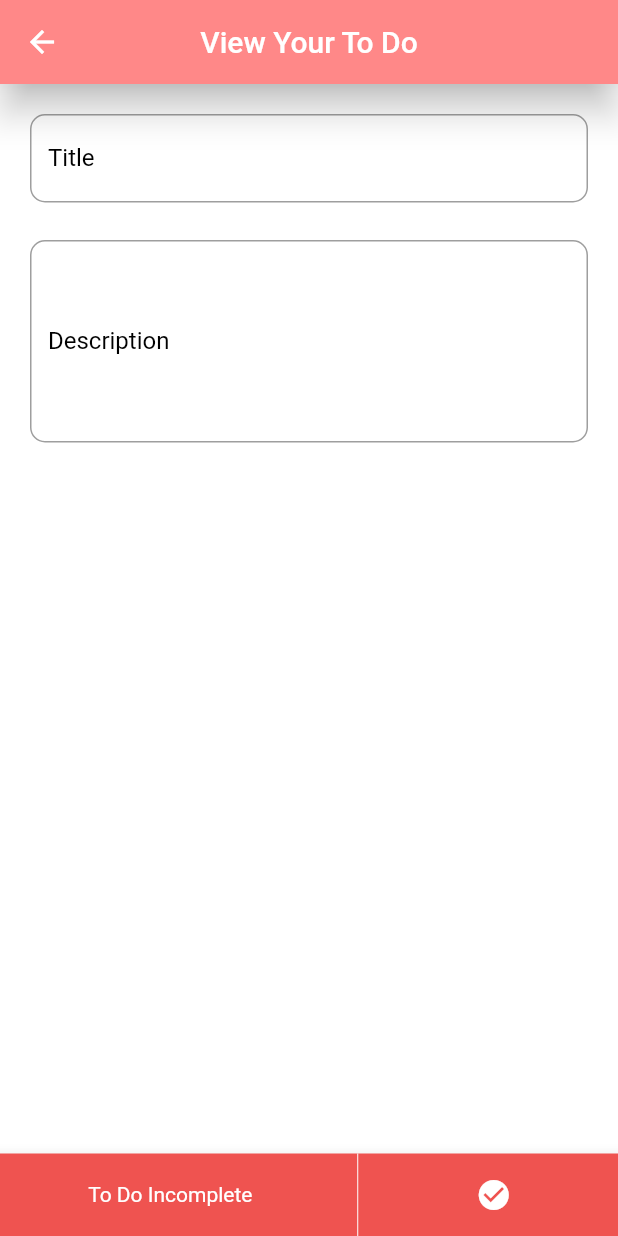
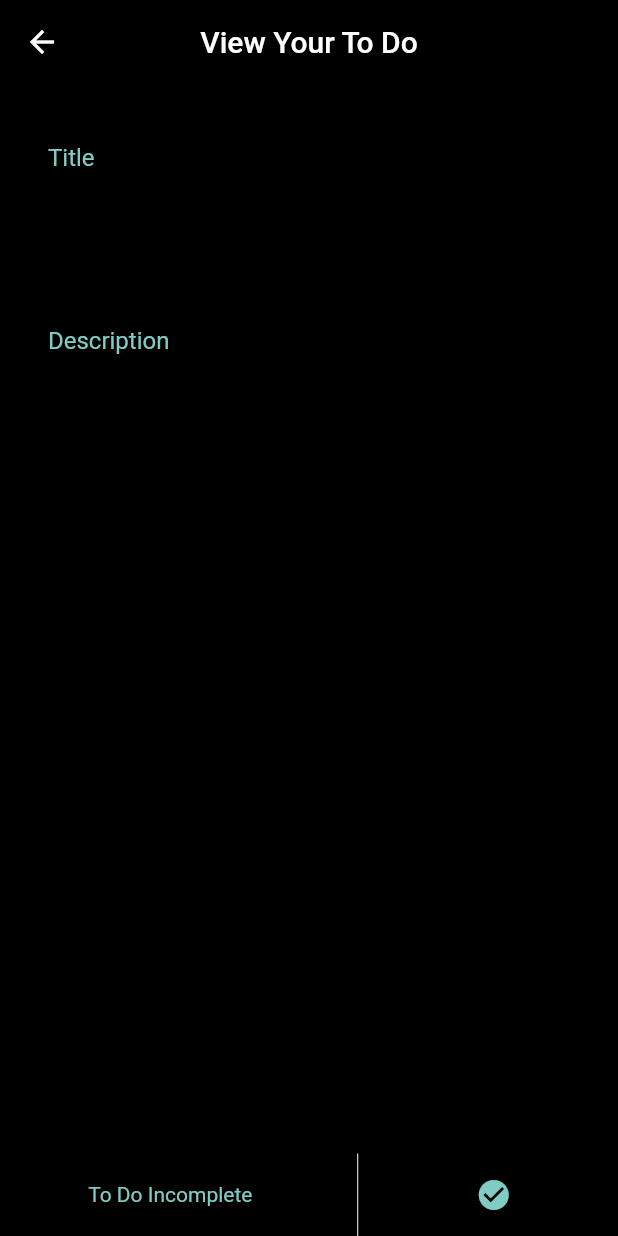
Before and after one commit to DishaKD/todo-flutter-app, a Flutter app: the screen it shows after launch, after a tap on the "add" icon, on a phone screen of 412 x 824 dp. Run offline on Flutter 3.47's test engine with Material 2 defaults, Android fonts, the phone set to English and light mode, and no system bars; our stand-ins replace shared_preferences.

Commit message:
add Dark_Theme

```diff
--- /dev/null
+++ b/lib/Class/theem.dart
@@ -0,0 +1,28 @@
+import 'package:flutter/material.dart';
+import 'package:todo_application/Constants/colors.dart';
+
+class ThemeClass {
+  static ThemeData lightTheme = ThemeData(
+      primaryColor: Colors.black,
+      primaryColorLight: Colors.black,
+      brightness: Brightness.light,
+      scaffoldBackgroundColor: Colors.white,
+      colorScheme: ColorScheme.light(),
+      appBarTheme: AppBarTheme(
+        backgroundColor: kAppBarColor,
+      ),
+      canvasColor: Colors.white,
+      bottomAppBarTheme: BottomAppBarTheme(color: kAppBarColor));
+
+  static ThemeData darkTheme = ThemeData(
+      primaryColor: Color(0xFF80CBC4),
+      primaryColorLight: Colors.white,
+      scaffoldBackgroundColor: Colors.black,
+      brightness: Brightness.dark,
+      colorScheme: ColorScheme.dark(),
+      appBarTheme: AppBarTheme(
+        backgroundColor: Colors.black,
+      ),
+      canvasColor: Colors.black,
+      bottomAppBarTheme: BottomAppBarTheme(color: Colors.black));
+}
--- a/lib/main.dart
+++ b/lib/main.dart
@@ -1,20 +1,29 @@
 import 'package:flutter/material.dart';
-import 'package:todo_application/screens/home_page.dart';
+import 'package:todo_application/screens/to_do_body.dart';
+import 'package:todo_application/Class/theem.dart';
 
 //main
 void main() {
   runApp(const TodoApp());
 }
 
-class TodoApp extends StatelessWidget {
+class TodoApp extends StatefulWidget {
   const TodoApp({super.key});
 
+  @override
+  State<TodoApp> createState() => _TodoAppState();
+}
+
+class _TodoAppState extends State<TodoApp> {
   // This widget is the root of your application.
   @override
   Widget build(BuildContext context) {
-    return const MaterialApp(
+    return MaterialApp(
       debugShowCheckedModeBanner: false,
-      home: Home(),
+      theme: ThemeClass.lightTheme,
+      darkTheme: ThemeClass.darkTheme,
+      themeMode: ThemeMode.dark,
+      home: Body(),
     ); //MaterialApp
   }
 }
--- a/lib/screens/to_do_body.dart
+++ b/lib/screens/to_do_body.dart
@@ -16,6 +16,9 @@ class Body extends StatefulWidget {
 
 class _BodyState extends State<Body> {
   late SharedPreferences sharedPreferences;
+
+  bool switchValue = false;
+
   List todos = [];
 
   @override
@@ -44,10 +47,10 @@ class _BodyState extends State<Body> {
   Widget build(BuildContext context) {
     return Scaffold(
       appBar: AppBar(
-        backgroundColor: kAppBarColor,
+        backgroundColor: Theme.of(context).appBarTheme.backgroundColor,
         title: const Text('To Do'),
       ),
-      backgroundColor: Colors.white,
+      backgroundColor: Theme.of(context).canvasColor,
       body: ListView.builder(
           scrollDirection: Axis.vertical,
           itemCount: todos.length,
@@ -130,8 +133,6 @@ class _BodyState extends State<Body> {
                 : Container()
           ],
         ),
-        // subtitle: Text("Intermediate", style: TextStyle(color: Colors.white)),
-
         subtitle: Wrap(
           children: <Widget>[
             Text(todo.description,
--- a/lib/screens/view_todo.dart
+++ b/lib/screens/view_todo.dart
@@ -27,11 +27,11 @@ class _TodoViewState extends State<TodoView> {
 
   Widget build(BuildContext context) {
     return Scaffold(
-      backgroundColor: Colors.white,
+      backgroundColor: Theme.of(context).canvasColor,
       appBar: AppBar(
         centerTitle: true,
         elevation: 10,
-        backgroundColor: kAppBarColor,
+        backgroundColor: Theme.of(context).appBarTheme.backgroundColor,
         title: const Text("View Your To Do"),
       ),
       body: SingleChildScrollView(
@@ -45,16 +45,17 @@ class _TodoViewState extends State<TodoView> {
                     onChanged: (data) {
                       todo.title = data;
                     },
-                    style: const TextStyle(color: Colors.black),
+                    style: TextStyle(color: Theme.of(context).primaryColor),
                     decoration: InputDecoration(
-                      labelStyle: const TextStyle(color: Colors.black),
+                      labelStyle:
+                          TextStyle(color: Theme.of(context).primaryColor),
                       labelText: "Title",
-                      fillColor: Colors.black,
+                      fillColor: Theme.of(context).primaryColor,
                       border: OutlineInputBorder(
                         borderRadius: BorderRadius.circular(10.0),
-                        borderSide: const BorderSide(color: Colors.white),
+                        borderSide: BorderSide(
+                            color: Theme.of(context).primaryColorLight),
                       ),
-                      //fillColor: Colors.green
                     ),
                     controller: titleController,
                   ),
@@ -69,14 +70,15 @@ class _TodoViewState extends State<TodoView> {
                 onChanged: (data) {
                   todo.description = data;
                 },
-                style: const TextStyle(color: Colors.black),
+                style: TextStyle(color: Theme.of(context).primaryColor),
                 decoration: InputDecoration(
-                  labelStyle: const TextStyle(color: Colors.black),
+                  labelStyle: TextStyle(color: Theme.of(context).primaryColor),
                   labelText: "Description",
-                  fillColor: Colors.black,
+                  fillColor: Theme.of(context).primaryColor,
                   border: OutlineInputBorder(
                     borderRadius: BorderRadius.circular(10.0),
-                    borderSide: const BorderSide(color: Colors.white),
+                    borderSide:
+                        BorderSide(color: Theme.of(context).primaryColorLight),
                   ),
                   //fillColor: Colors.green
                 ),
@@ -89,7 +91,7 @@ class _TodoViewState extends State<TodoView> {
       bottomNavigationBar: Container(
         height: 55.0,
         child: BottomAppBar(
-          color: kButtonColor,
+          color: Theme.of(context).bottomAppBarTheme.color,
           child: Row(
             mainAxisAlignment: MainAxisAlignment.spaceEvenly,
             children: <Widget>[
@@ -122,13 +124,14 @@ class _TodoViewState extends State<TodoView> {
                   },
                   child: Text(
                     "${todo.status ? 'To Do Complete' : 'To Do Incomplete'} ",
-                    style: const TextStyle(color: Colors.white),
+                    style: TextStyle(color: Theme.of(context).primaryColor),
                   )),
               const VerticalDivider(
                 color: Colors.white,
               ),
               IconButton(
-                icon: const Icon(Icons.check_circle, color: Colors.white),
+                icon: Icon(Icons.check_circle,
+                    color: Theme.of(context).primaryColor),
                 onPressed: () {
                   Navigator.pop(context, todo);
                 },
@@ -143,8 +146,8 @@ class _TodoViewState extends State<TodoView> {
   Widget colorOverride(Widget child) {
     return Theme(
       data: ThemeData(
-        primaryColor: Colors.black,
-        hintColor: Colors.black,
+        primaryColor: const Color.fromARGB(255, 255, 255, 255),
+        hintColor: const Color.fromARGB(255, 255, 255, 255),
         colorScheme: ColorScheme.fromSwatch().copyWith(secondary: Colors.black),
       ),
       child: child,
--- a/pubspec.yaml
+++ b/pubspec.yaml
@@ -35,6 +35,8 @@ dependencies:
   # Use with the CupertinoIcons class for iOS style icons.
   google_fonts: ^5.1.0
   shared_preferences: any
+  adaptive_theme: ^1.0.0
+  flutter_switch: ^0.3.2
 
 dev_dependencies:
   flutter_test:
```
Also changed, not shown: pubspec.lock.
